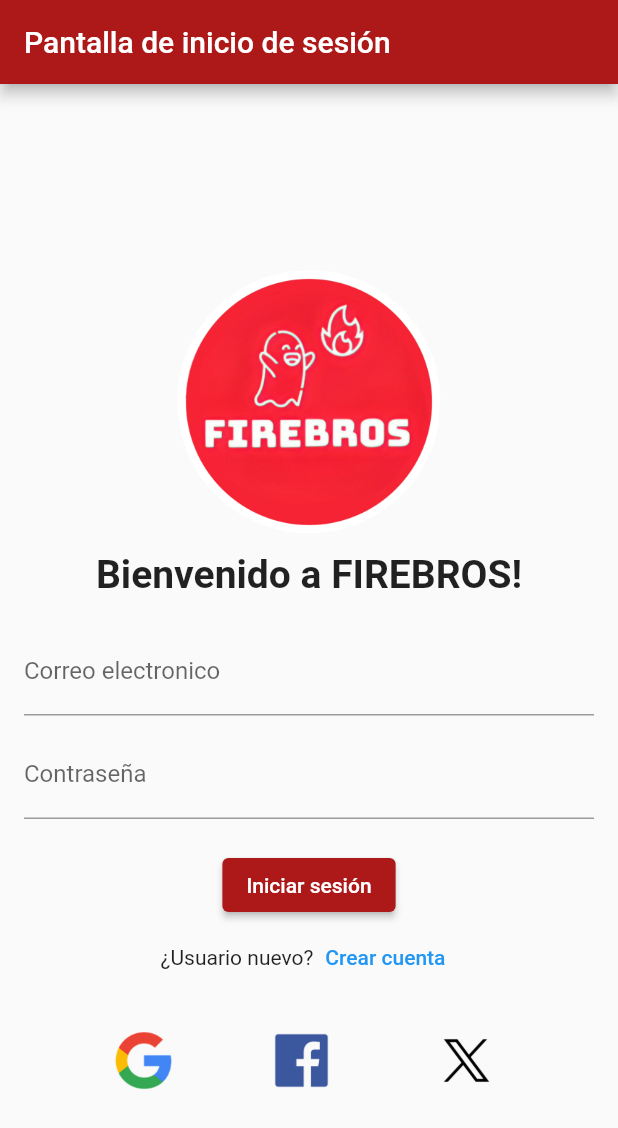
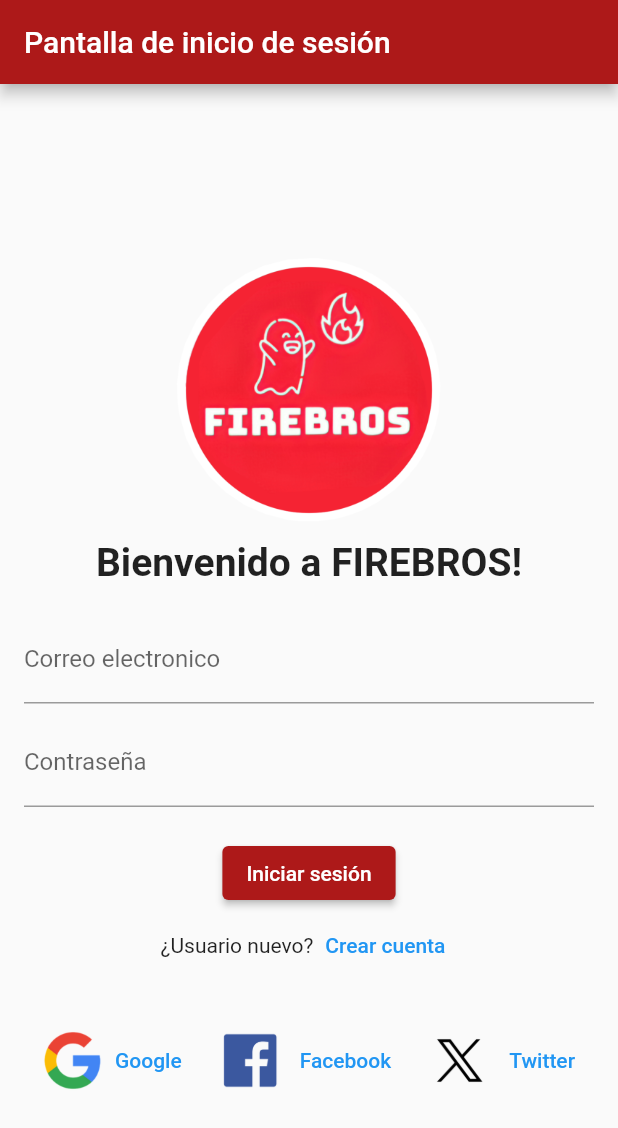
Before and after one commit to MauricioRL15/DMI_INTEGRADORA_DAMS, a Flutter app: the screen it shows after launch, on a phone screen of 412 x 824 dp. Shown: the top 1128 px of the screen. Run offline on Flutter 3.47's test engine with Material 2 defaults, Android fonts, the phone set to English and light mode, and no system bars.

Commit message:
actualizacion de botones

```diff
--- a/Flutter/dmi_progress/lib/main.dart
+++ b/Flutter/dmi_progress/lib/main.dart
@@ -179,13 +179,32 @@ class _NextScreenState extends State<NextScreen> {
               ),
                SizedBox(height: 20.0),
                Row(
-                mainAxisAlignment: MainAxisAlignment.spaceEvenly,
-                children: [
-                  Image.asset('assets/image1.png', width: 40.0, height: 40.0),
-                  Image.asset('assets/image2.png', width: 50.0, height: 50.0),
-                  Image.asset('assets/image3.png', width: 50.0, height: 50.0),
-                ],
-              ),
+              mainAxisAlignment: MainAxisAlignment.spaceEvenly,
+              children: [
+                TextButton.icon(
+                  onPressed: () {
+                    // Coloca aquí la lógica que deseas ejecutar cuando se presione el botón 1
+                  },
+                  icon: Image.asset('assets/image1.png', width: 40.0, height: 40.0),
+                  label: Text('Google'), // Puedes personalizar el texto del botón
+                ),
+                TextButton.icon(
+                  onPressed: () {
+                    // Coloca aquí la lógica que deseas ejecutar cuando se presione el botón 2
+                  },
+                  icon: Image.asset('assets/image2.png', width: 50.0, height: 50.0),
+                  label: Text('Facebook'),
+                ),
+                TextButton.icon(
+                  onPressed: () {
+                    // Coloca aquí la lógica que deseas ejecutar cuando se presione el botón 3
+                  },
+                  icon: Image.asset('assets/image3.png', width: 50.0, height: 50.0),
+                  label: Text('Twitter'),
+                ),
+
+              ],
+               )
             ],
           ),
         ),
```
